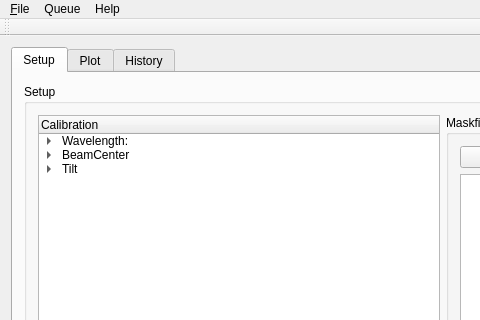
First picture: the form in SAXS/LeashMW.ui, repository maxburian/SAXS_py3, before the edit; both pictures show x 0 to 480 and y 0 to 320 of the 886 by 659 pixel window.
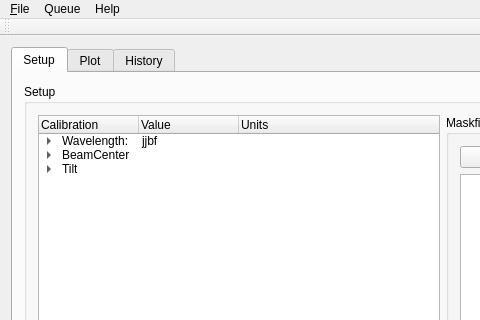
Second picture: the form after the edit.

The edit to the form file:
```diff
--- a/SAXS/LeashMW.ui
+++ b/SAXS/LeashMW.ui
@@ -49,10 +49,29 @@
                    <string notr="true">Calibration</string>
                   </property>
                  </column>
+                 <column>
+                  <property name="text">
+                   <string>Value</string>
+                  </property>
+                 </column>
+                 <column>
+                  <property name="text">
+                   <string>Units</string>
+                  </property>
+                 </column>
                  <item>
                   <property name="text">
                    <string>Wavelength:</string>
                   </property>
+                  <property name="toolTip">
+                   <string comment="tooltip" extracomment="tooltipsdscs"/>
+                  </property>
+                  <property name="text">
+                   <string>jjbf</string>
+                  </property>
+                  <property name="flags">
+                   <set>ItemIsSelectable|ItemIsEditable|ItemIsDragEnabled|ItemIsUserCheckable|ItemIsEnabled</set>
+                  </property>
                   <item>
                    <property name="text">
                     <string>1.5</string>
```
Left out of the diff: 2 changed lines with no effect on the pictures.
